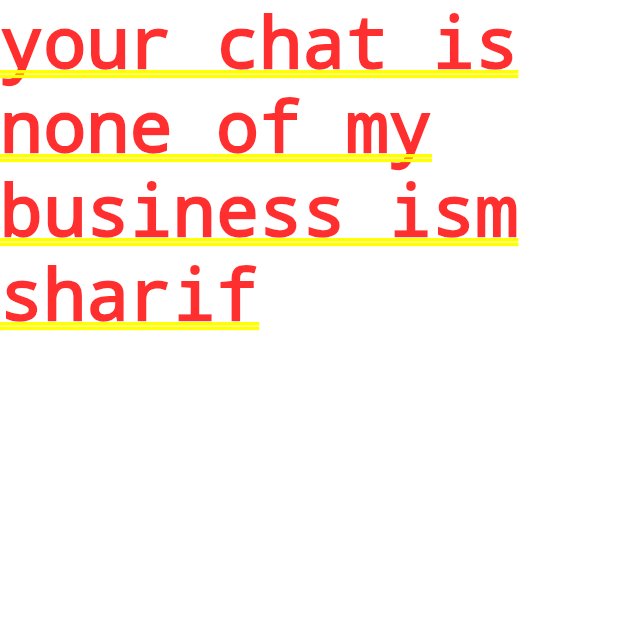
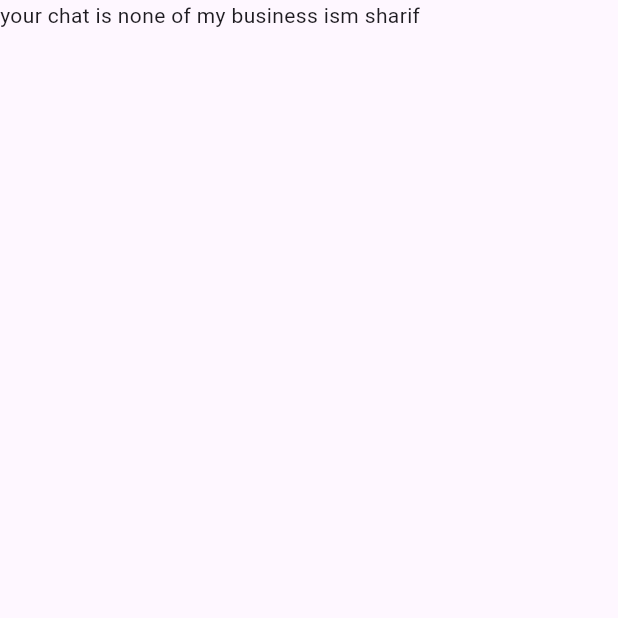
Before and after one commit to Engineers-Playground/simple-flutter, a Flutter app: the screen it shows after launch, after a tap on "Ism Sharif", on a phone screen of 412 x 824 dp, the top half of it. Run offline on Flutter 3.47's test engine with Material 3 defaults, Android fonts, the phone set to English and light mode, and no system bars; missing offline and left inert: dart:ffi; network calls fail.

Commit message:
feat: scaffold added

```diff
--- a/lib/ui/chat.dart
+++ b/lib/ui/chat.dart
@@ -5,6 +5,8 @@ class Chat extends StatelessWidget {
   final String messanger;
   @override
   Widget build(BuildContext context) {
-    return Text("your chat is none of my business " + messanger);
+    return Scaffold(
+      body: Text("your chat is none of my business " + messanger),
+    );
   }
 }
```
